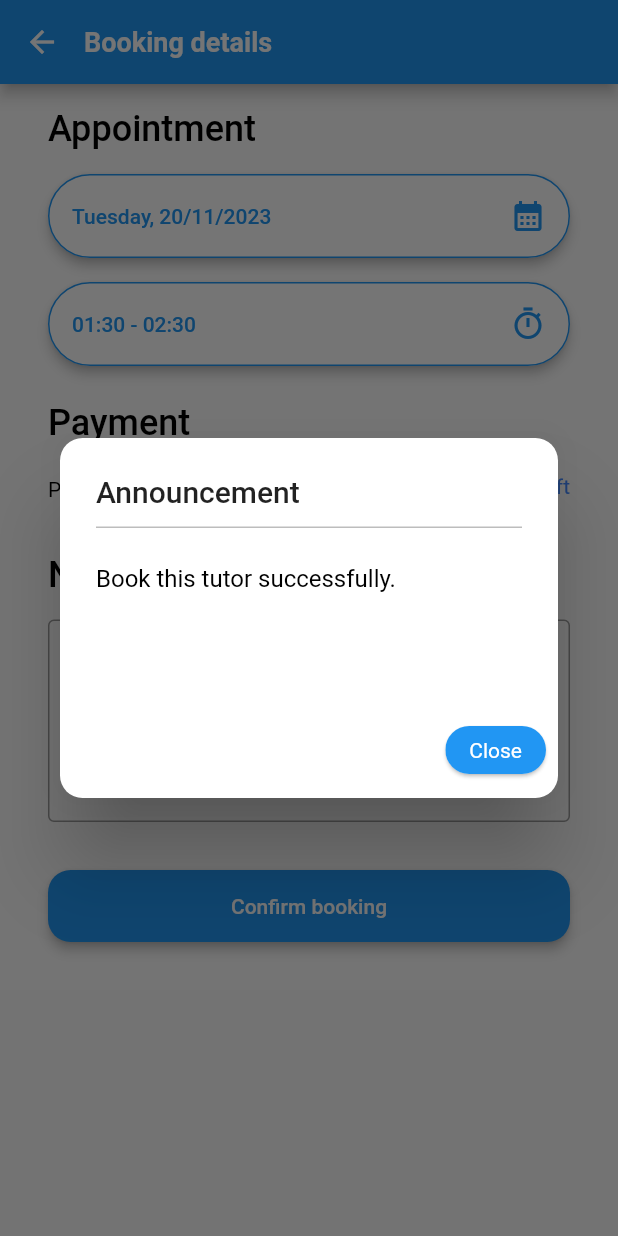
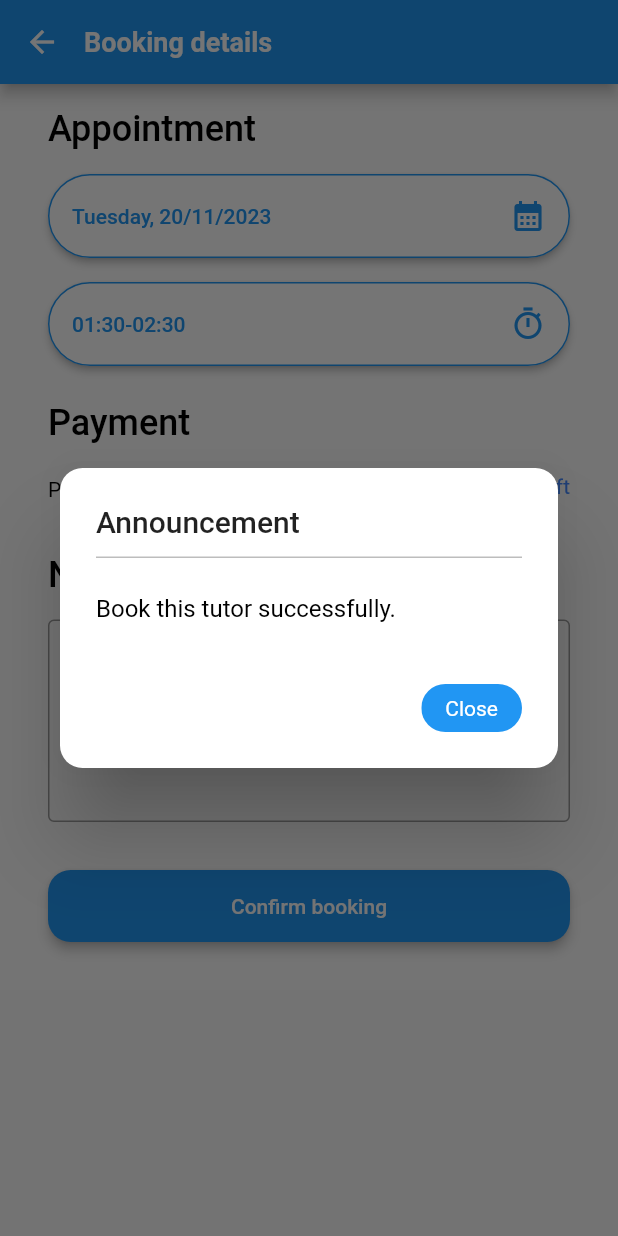
Before and after one commit to nnpanh/advanced-mobile-lettutor, a Flutter app: the BookTutorPage screen opened directly with empty values, after a tap on "Confirm booking", on a phone screen of 412 x 824 dp. Run offline on Flutter 3.47's test engine with Material 2 defaults, Android fonts, the phone set to English and light mode, and no system bars; our stand-ins replace animated_splash_screen, chips_choice, flutter_rating_bar, font_awesome_flutter, page_transition, readmore.

Commit message:
update dialog

```diff
--- a/lib/screens/common_widgets/chip_button.dart
+++ b/lib/screens/common_widgets/chip_button.dart
@@ -25,6 +25,10 @@ class ChipButton extends StatelessWidget {
         return outlinedChip(context);
       case ButtonType.filledButton:
         return filledChip(context);
+      case ButtonType.confirmButton:
+        return Container(
+          padding: const EdgeInsets.fromLTRB(0, 0, 8, 8),
+            child: confirmChip(context));
       default:
         return outlinedChip(context);
     }
@@ -47,6 +51,25 @@ class ChipButton extends StatelessWidget {
       onPressed: callback,
     );
   }
+
+  ActionChip confirmChip(BuildContext context) {
+    return ActionChip(
+        padding: const EdgeInsets.fromLTRB(8, 4, 8, 4),
+        avatar: hasIcon
+            ? Icon(
+          icon,
+          size: 18,
+          color: Colors.blue,
+        )
+            : null,
+        label: Text(title),
+        labelStyle: bodyLarge(context)?.copyWith(color: Colors.white),
+        backgroundColor: Colors.blue,
+        elevation: 0,
+        onPressed: callback,
+    );
+  }
+
 
   ActionChip outlinedChip(BuildContext context) {
     return ActionChip(
--- a/lib/screens/common_widgets/dialogs/confirm_dialog.dart
+++ b/lib/screens/common_widgets/dialogs/confirm_dialog.dart
@@ -17,12 +17,11 @@ class ConfirmDialog extends StatelessWidget {
 
   @override
   Widget build(BuildContext context) {
-    var maxLines = 3;
 
     return AlertDialog(
-      title: const Column(
+      title: Column(
         crossAxisAlignment: CrossAxisAlignment.start,
-        children: [
+        children: const [
           Text(
             'Announcement',
             maxLines: 1,
@@ -39,23 +38,26 @@ class ConfirmDialog extends StatelessWidget {
         ],
       ),
       content: SizedBox(
-        width: size.width * 0.8,
-        height: 16 * maxLines * ConstValue.descriptionTextScale,
+        width: size.width*0.8,
         child: Text(
           content,
+          softWrap: true,
           style: bodyLarge(context)
-              ?.copyWith(fontSize: 16, height: ConstValue.descriptionTextScale),
-          maxLines: maxLines,
+              ?.copyWith(fontSize: 16, height: ConstValue.descriptionTextScale,),
           overflow: TextOverflow.ellipsis,
+          maxLines: 3,
         ),
       ),
       actions: <Widget>[
-        ChipButton(
-          callback: onClose,
-          title: 'Close',
-          hasIcon: false,
-          icon: null,
-          chipType: ButtonType.filledButton,
+        Container(
+          padding: const EdgeInsets.only(right: 8),
+          child: ChipButton(
+            callback: onClose,
+            title: 'Close',
+            hasIcon: false,
+            icon: null,
+            chipType: ButtonType.confirmButton,
+          ),
         )
       ],
       shape: RoundedRectangleBorder(borderRadius: BorderRadius.circular(15)),
--- a/lib/screens/common_widgets/elevated_button.dart
+++ b/lib/screens/common_widgets/elevated_button.dart
@@ -41,7 +41,6 @@ class CustomElevatedButton extends StatelessWidget {
     return ElevatedButton(
       style: ElevatedButton.styleFrom(
         padding: const EdgeInsets.all(16),
-        elevation: 3,
         foregroundColor: Colors.blue,
         backgroundColor: Colors.white,
         shape: const StadiumBorder(
--- a/lib/screens/tutors/book_tutor_page.dart
+++ b/lib/screens/tutors/book_tutor_page.dart
@@ -6,6 +6,7 @@ import '../../config/router.dart';
 import '../../const/const_value.dart';
 import '../../model/tutor_model.dart';
 import '../../utils/text_style.dart';
+import '../../utils/utils.dart';
 import '../common_widgets/dialogs/confirm_dialog.dart';
 import '../common_widgets/dialogs/widget_dialog.dart';
 import '../common_widgets/elevated_button.dart';
@@ -21,10 +22,14 @@ class BookTutorPage extends StatefulWidget {
 
 class _BookTutorPageState extends State<BookTutorPage> {
   late TutorModel tutorData;
+  late String date;
+  late String time;
 
   @override
   void initState() {
     tutorData = widget.tutorModel;
+    date = "Tuesday, 20/11/2023";
+    time = "01:30-02:30";
     super.initState();
   }
 
@@ -53,8 +58,24 @@ class _BookTutorPageState extends State<BookTutorPage> {
                     margin:
                         const EdgeInsets.symmetric(horizontal: 16, vertical: 8),
                     child: CustomElevatedButton(
-                        title: 'Tuesday, 20/11/2023',
-                        callback: () {},
+                        title: date,
+                        callback: () {
+                          Future<DateTime?> dateTime = showDatePicker(
+                            context: context,
+                            initialDate: DateTime.now(),
+                            firstDate: DateTime(2000),
+                            lastDate: DateTime(2025),
+                          );
+
+
+                          dateTime.then((value) => {
+                            if (value!=null){
+                              setState(){
+                                date = "Tuesday, ${value.day}/${value.month}/${value.year}";
+                              }
+                            }
+                          });
+                        },
                         buttonType: ButtonType.outlinedButton,
                         radius: 15,
                         icon: Icons.calendar_month),
@@ -66,7 +87,7 @@ class _BookTutorPageState extends State<BookTutorPage> {
                     margin:
                         const EdgeInsets.symmetric(horizontal: 16, vertical: 8),
                     child: CustomElevatedButton(
-                        title: '01:30 - 02:30',
+                        title: time,
                         callback: () {},
                         buttonType: ButtonType.outlinedButton,
                         radius: 15,
@@ -129,8 +150,8 @@ class _BookTutorPageState extends State<BookTutorPage> {
                                   size: size,
                                   content: "Book this tutor successfully.",
                                   onClose: () {
-                                    Navigator.of(context).pop();
-                                    // popUntilHomeAndRefresh(context);
+                                    // Navigator.of(context).pop();
+                                    popUntilHomeAndRefresh(context);
                                   },
                                 );
                               });
```
